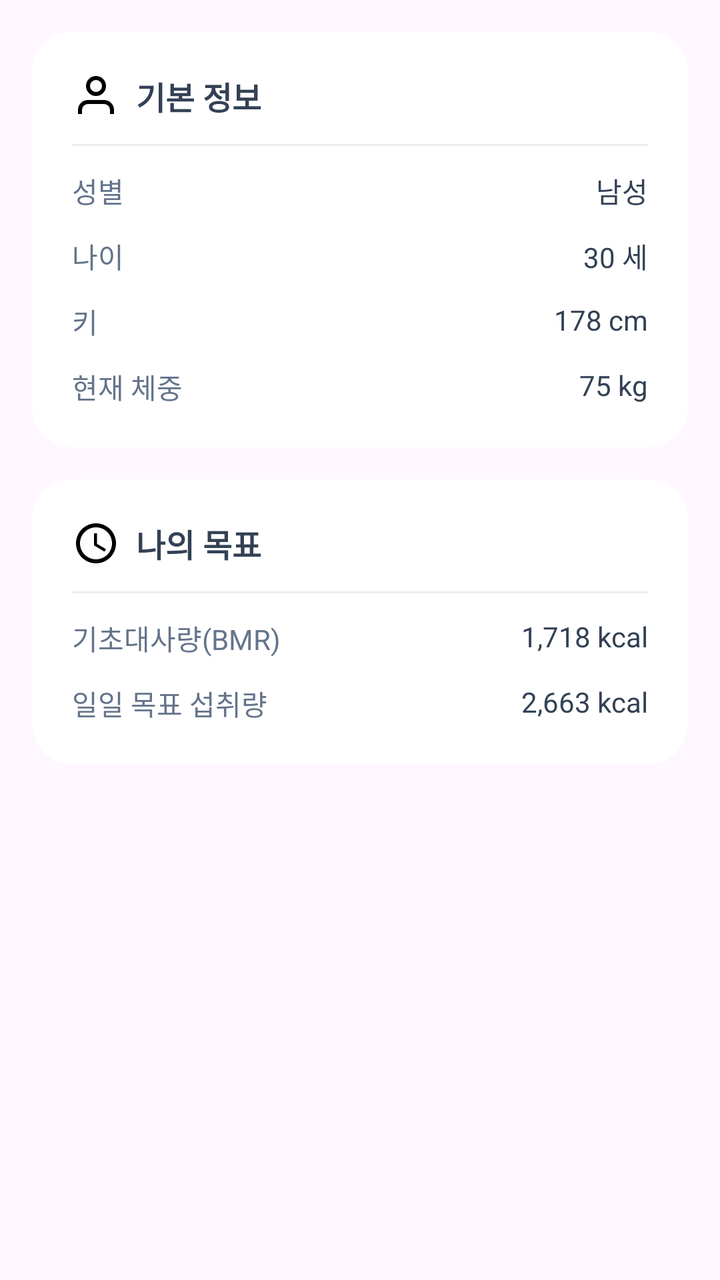
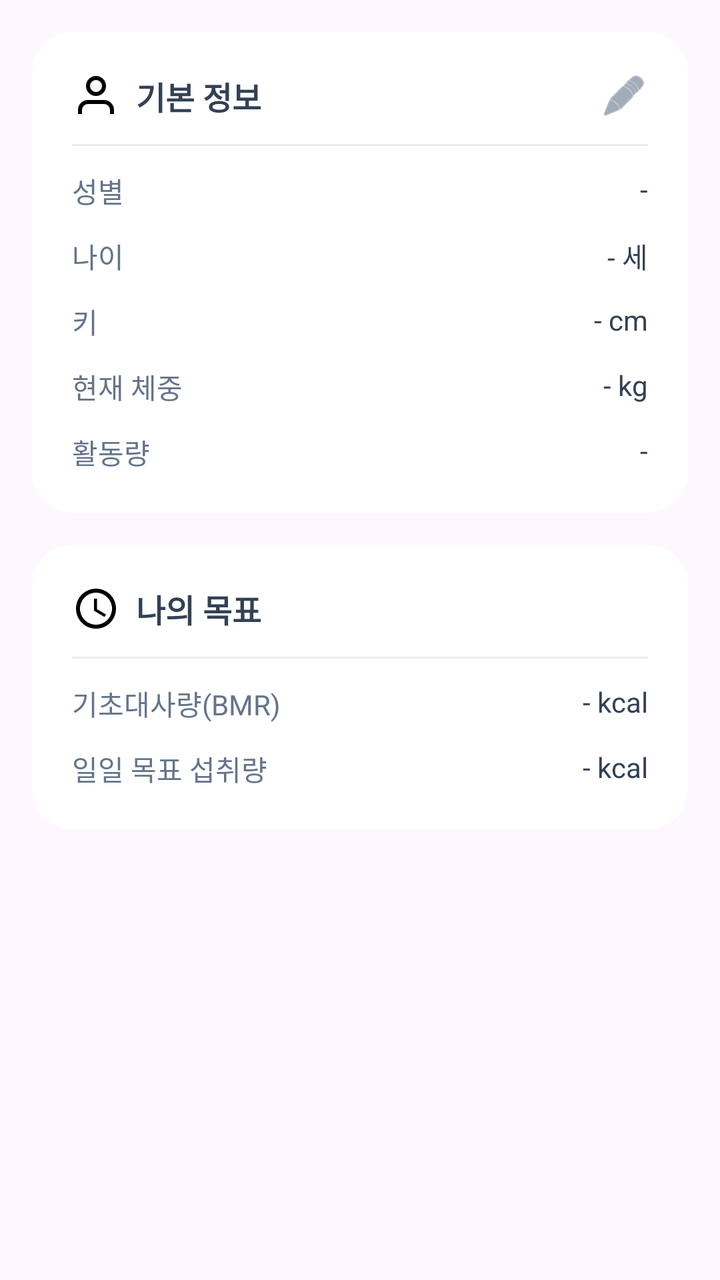

Compare the two renders of this Android layout. The source of the first and the diff that turns it into the second are given below.
<!-- AndroidManifest.xml: application theme Theme.AI_DIET_APP -->
<!-- res/layout/fragment_profile_info.xml -->
<?xml version="1.0" encoding="utf-8"?>
<LinearLayout xmlns:android="http://schemas.android.com/apk/res/android"
    xmlns:app="http://schemas.android.com/apk/res-auto"
    android:layout_width="match_parent"
    android:layout_height="wrap_content"
    android:orientation="vertical"
    android:padding="@dimen/spacing_lg">

    
    <androidx.cardview.widget.CardView
        android:layout_width="match_parent"
        android:layout_height="wrap_content"
        app:cardBackgroundColor="@color/white"
        app:cardCornerRadius="@dimen/corner_radius_xl"
        app:cardElevation="0dp">

        <LinearLayout
            android:layout_width="match_parent"
            android:layout_height="wrap_content"
            android:orientation="vertical"
            android:padding="@dimen/spacing_xl">

            <TextView
                android:layout_width="wrap_content"
                android:layout_height="wrap_content"
                android:drawableStart="@drawable/ic_profile_selector"
                android:drawablePadding="8dp"
                android:gravity="center_vertical"
                android:text="기본 정보"
                android:textColor="@color/gray_text"
                android:textSize="@dimen/text_md"
                android:textStyle="bold" />

            <View
                android:layout_width="match_parent"
                android:layout_height="1dp"
                android:layout_marginTop="@dimen/spacing_md"
                android:background="@color/gray_70" />

            
            <RelativeLayout
                android:layout_width="match_parent"
                android:layout_height="wrap_content"
                android:layout_marginTop="@dimen/spacing_md">
                <TextView
                    android:layout_width="wrap_content"
                    android:layout_height="wrap_content"
                    android:text="성별"
                    android:textColor="@color/gray_subtext"/>
                <TextView
                    android:layout_width="wrap_content"
                    android:layout_height="wrap_content"
                    android:text="남성"
                    android:textColor="@color/gray_text"
                    android:layout_alignParentEnd="true"/>
            </RelativeLayout>
            
            <RelativeLayout
                android:layout_width="match_parent"
                android:layout_height="wrap_content"
                android:layout_marginTop="@dimen/spacing_md">
                <TextView
                    android:layout_width="wrap_content"
                    android:layout_height="wrap_content"
                    android:text="나이"
                    android:textColor="@color/gray_subtext"/>
                <TextView
                    android:layout_width="wrap_content"
                    android:layout_height="wrap_content"
                    android:text="30 세"
                    android:textColor="@color/gray_text"
                    android:layout_alignParentEnd="true"/>
            </RelativeLayout>
            
            <RelativeLayout
                android:layout_width="match_parent"
                android:layout_height="wrap_content"
                android:layout_marginTop="@dimen/spacing_md">
                <TextView
                    android:layout_width="wrap_content"
                    android:layout_height="wrap_content"
                    android:text="키"
                    android:textColor="@color/gray_subtext"/>
                <TextView
                    android:layout_width="wrap_content"
                    android:layout_height="wrap_content"
                    android:text="178 cm"
                    android:textColor="@color/gray_text"
                    android:layout_alignParentEnd="true"/>
            </RelativeLayout>
            
            <RelativeLayout
                android:layout_width="match_parent"
                android:layout_height="wrap_content"
                android:layout_marginTop="@dimen/spacing_md">
                <TextView
                    android:layout_width="wrap_content"
                    android:layout_height="wrap_content"
                    android:text="현재 체중"
                    android:textColor="@color/gray_subtext"/>
                <TextView
                    android:layout_width="wrap_content"
                    android:layout_height="wrap_content"
                    android:text="75 kg"
                    android:textColor="@color/gray_text"
                    android:layout_alignParentEnd="true"/>
            </RelativeLayout>
        </LinearLayout>
    </androidx.cardview.widget.CardView>

    
    <androidx.cardview.widget.CardView
        android:layout_width="match_parent"
        android:layout_height="wrap_content"
        android:layout_marginTop="@dimen/spacing_lg"
        app:cardBackgroundColor="@color/white"
        app:cardCornerRadius="@dimen/corner_radius_xl"
        app:cardElevation="0dp">

        <LinearLayout
            android:layout_width="match_parent"
            android:layout_height="wrap_content"
            android:orientation="vertical"
            android:padding="@dimen/spacing_xl">

            <TextView
                android:layout_width="wrap_content"
                android:layout_height="wrap_content"
                android:drawableStart="@drawable/ic_flame"
                android:drawablePadding="8dp"
                android:gravity="center_vertical"
                android:text="나의 목표"
                android:textColor="@color/gray_text"
                android:textSize="@dimen/text_md"
                android:textStyle="bold" />

            <View
                android:layout_width="match_parent"
                android:layout_height="1dp"
                android:layout_marginTop="@dimen/spacing_md"
                android:background="@color/gray_70" />

            
            <RelativeLayout
                android:layout_width="match_parent"
                android:layout_height="wrap_content"
                android:layout_marginTop="@dimen/spacing_md">
                <TextView
                    android:layout_width="wrap_content"
                    android:layout_height="wrap_content"
                    android:text="기초대사량(BMR)"
                    android:textColor="@color/gray_subtext"/>
                <TextView
                    android:layout_width="wrap_content"
                    android:layout_height="wrap_content"
                    android:text="1,718 kcal"
                    android:textColor="@color/gray_text"
                    android:layout_alignParentEnd="true"/>
            </RelativeLayout>
            
            <RelativeLayout
                android:layout_width="match_parent"
                android:layout_height="wrap_content"
                android:layout_marginTop="@dimen/spacing_md">
                <TextView
                    android:layout_width="wrap_content"
                    android:layout_height="wrap_content"
                    android:text="일일 목표 섭취량"
                    android:textColor="@color/gray_subtext"/>
                <TextView
                    android:layout_width="wrap_content"
                    android:layout_height="wrap_content"
                    android:text="2,663 kcal"
                    android:textColor="@color/gray_text"
                    android:layout_alignParentEnd="true"/>
            </RelativeLayout>
        </LinearLayout>
    </androidx.cardview.widget.CardView>

</LinearLayout>
<!-- resources referenced by this layout -->
<resources>
  <color name="gray_70">#E9EDF0</color>
  <color name="gray_subtext">#64748B</color>
  <color name="gray_text">#334155</color>
  <color name="white">#FFFFFFFF</color>
  <dimen name="corner_radius_xl">20dp</dimen>
  <dimen name="spacing_lg">16dp</dimen>
  <dimen name="spacing_md">12dp</dimen>
  <dimen name="spacing_xl">20dp</dimen>
  <dimen name="text_md">16sp</dimen>
  <!-- drawable ic_flame (drawable) -->
  <vector xmlns:android="http://schemas.android.com/apk/res/android"
      android:width="24dp"
      android:height="24dp"
      android:viewportWidth="24"
      android:viewportHeight="24">
    <path
        android:fillColor="#000000"
        android:pathData="M12,2C6.48,2 2,6.48 2,12s4.48,10 10,10 10,-4.48 10,-10S17.52,2 12,2zM12,20c-4.41,0 -8,-3.59 -8,-8s3.59,-8 8,-8 8,3.59 8,8 -3.59,8 -8,8z"/>
    <path
        android:fillColor="#000000"
        android:pathData="M12.5,7H11v6l5.25,3.15 0.75,-1.23 -4.5,-2.67z"/>
  </vector>
  <!-- drawable ic_profile_selector (drawable) -->
  <?xml version="1.0" encoding="utf-8"?>
  <selector xmlns:android="http://schemas.android.com/apk/res/android">
      <item android:drawable="@drawable/ic_profile_filled" android:state_selected="true"/>
      <item android:drawable="@drawable/ic_profile_outline" android:state_selected="false"/>
  </selector>
  <style name="Theme.AI_DIET_APP" parent="Base.Theme.AI_DIET_APP" />
  <!-- drawable ic_profile_filled (drawable) -->
  <vector xmlns:android="http://schemas.android.com/apk/res/android"
      android:width="24dp"
      android:height="24dp"
      android:viewportWidth="24"
      android:viewportHeight="24">
      <path
          android:fillColor="#000000"
          android:pathData="M20,21v-2a4,4 0,0 0,-4 -4H8a4,4 0,0 0,-4 4v2"/>
      <path
          android:fillColor="#000000"
          android:pathData="M12,3a4,4 0,1 0,0 8,4 4,0 0,0 0,-8z"/>
  </vector>
  <!-- drawable ic_profile_outline (drawable) -->
  <vector xmlns:android="http://schemas.android.com/apk/res/android"
      android:width="24dp"
      android:height="24dp"
      android:viewportWidth="24"
      android:viewportHeight="24">
    <path
        android:strokeColor="#000000"
        android:strokeWidth="2"
        android:pathData="M20,21v-2a4,4 0,0 0,-4 -4H8a4,4 0,0 0,-4 4v2"/>
    <path
        android:strokeColor="#000000"
        android:strokeWidth="2"
        android:pathData="M12,3a4,4 0,1 0,0 8,4 4,0 0,0 0,-8z"/>
  </vector>
  <style name="Base.Theme.AI_DIET_APP" parent="Theme.Material3.DayNight.NoActionBar">
          
          
      </style>
</resources>

<!-- the commit's change to res/layout/fragment_profile_info.xml (unified diff, before → after) -->
@@ -20,16 +20,30 @@
             android:orientation="vertical"
             android:padding="@dimen/spacing_xl">
 
-            <TextView
-                android:layout_width="wrap_content"
-                android:layout_height="wrap_content"
-                android:drawableStart="@drawable/ic_profile_selector"
-                android:drawablePadding="8dp"
-                android:gravity="center_vertical"
-                android:text="기본 정보"
-                android:textColor="@color/gray_text"
-                android:textSize="@dimen/text_md"
-                android:textStyle="bold" />
+            <RelativeLayout
+                android:layout_width="match_parent"
+                android:layout_height="wrap_content">
+
+                <TextView
+                    android:layout_width="wrap_content"
+                    android:layout_height="wrap_content"
+                    android:drawableStart="@drawable/ic_profile_selector"
+                    android:drawablePadding="8dp"
+                    android:gravity="center_vertical"
+                    android:text="기본 정보"
+                    android:textColor="@color/gray_text"
+                    android:textSize="@dimen/text_md"
+                    android:textStyle="bold" />
+
+                <ImageView
+                    android:id="@+id/btnEditProfile"
+                    android:layout_width="24dp"
+                    android:layout_height="24dp"
+                    android:src="@android:drawable/ic_menu_edit"
+                    android:layout_alignParentEnd="true"
+                    android:contentDescription="수정"
+                    app:tint="@color/gray_subtext" />
+            </RelativeLayout>
 
             <View
                 android:layout_width="match_parent"
@@ -48,9 +62,10 @@
                     android:text="성별"
                     android:textColor="@color/gray_subtext"/>
                 <TextView
-                    android:layout_width="wrap_content"
-                    android:layout_height="wrap_content"
-                    android:text="남성"
+                    android:id="@+id/tvGender"
+                    android:layout_width="wrap_content"
+                    android:layout_height="wrap_content"
+                    android:text="-"
                     android:textColor="@color/gray_text"
                     android:layout_alignParentEnd="true"/>
             </RelativeLayout>
@@ -65,9 +80,10 @@
                     android:text="나이"
                     android:textColor="@color/gray_subtext"/>
                 <TextView
-                    android:layout_width="wrap_content"
-                    android:layout_height="wrap_content"
-                    android:text="30 세"
+                    android:id="@+id/tvAge"
+                    android:layout_width="wrap_content"
+                    android:layout_height="wrap_content"
+                    android:text="- 세"
                     android:textColor="@color/gray_text"
                     android:layout_alignParentEnd="true"/>
             </RelativeLayout>
@@ -82,9 +98,10 @@
                     android:text="키"
                     android:textColor="@color/gray_subtext"/>
                 <TextView
-                    android:layout_width="wrap_content"
-                    android:layout_height="wrap_content"
-                    android:text="178 cm"
+                    android:id="@+id/tvHeight"
+                    android:layout_width="wrap_content"
+                    android:layout_height="wrap_content"
+                    android:text="- cm"
                     android:textColor="@color/gray_text"
                     android:layout_alignParentEnd="true"/>
             </RelativeLayout>
@@ -99,9 +116,28 @@
                     android:text="현재 체중"
                     android:textColor="@color/gray_subtext"/>
                 <TextView
-                    android:layout_width="wrap_content"
-                    android:layout_height="wrap_content"
-                    android:text="75 kg"
+                    android:id="@+id/tvWeight"
+                    android:layout_width="wrap_content"
+                    android:layout_height="wrap_content"
+                    android:text="- kg"
+                    android:textColor="@color/gray_text"
+                    android:layout_alignParentEnd="true"/>
+            </RelativeLayout>
+            
+            <RelativeLayout
+                android:layout_width="match_parent"
+                android:layout_height="wrap_content"
+                android:layout_marginTop="@dimen/spacing_md">
+                <TextView
+                    android:layout_width="wrap_content"
+                    android:layout_height="wrap_content"
+                    android:text="활동량"
+                    android:textColor="@color/gray_subtext"/>
+                <TextView
+                    android:id="@+id/tvActivityLevel"
+                    android:layout_width="wrap_content"
+                    android:layout_height="wrap_content"
+                    android:text="-"
                     android:textColor="@color/gray_text"
                     android:layout_alignParentEnd="true"/>
             </RelativeLayout>
@@ -151,9 +187,10 @@
                     android:text="기초대사량(BMR)"
                     android:textColor="@color/gray_subtext"/>
                 <TextView
-                    android:layout_width="wrap_content"
-                    android:layout_height="wrap_content"
-                    android:text="1,718 kcal"
+                    android:id="@+id/tvBmr"
+                    android:layout_width="wrap_content"
+                    android:layout_height="wrap_content"
+                    android:text="- kcal"
                     android:textColor="@color/gray_text"
                     android:layout_alignParentEnd="true"/>
             </RelativeLayout>
@@ -168,9 +205,10 @@
                     android:text="일일 목표 섭취량"
                     android:textColor="@color/gray_subtext"/>
                 <TextView
-                    android:layout_width="wrap_content"
-                    android:layout_height="wrap_content"
-                    android:text="2,663 kcal"
+                    android:id="@+id/tvGoalIntake"
+                    android:layout_width="wrap_content"
+                    android:layout_height="wrap_content"
+                    android:text="- kcal"
                     android:textColor="@color/gray_text"
                     android:layout_alignParentEnd="true"/>
             </RelativeLayout>
